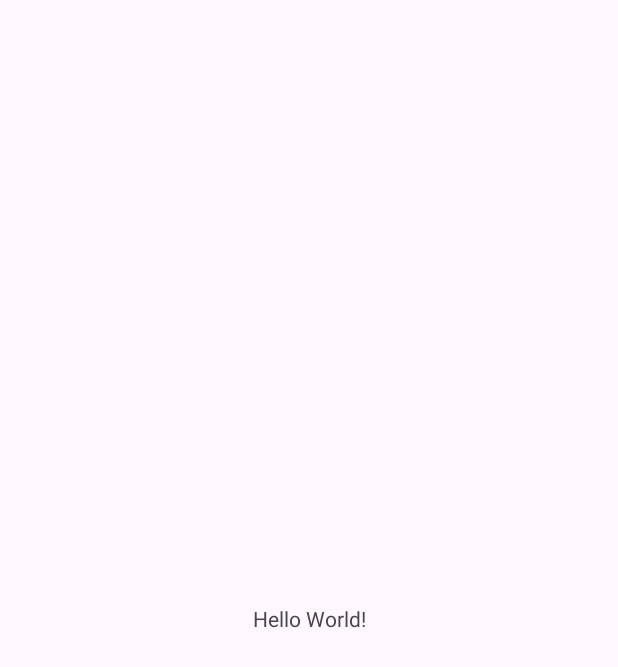
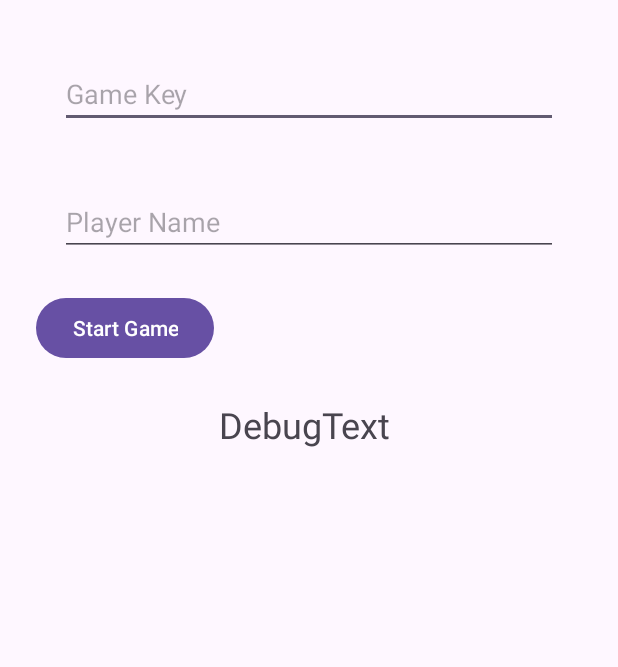
Before and after one commit to MateuszOskedraFHNWAccount/BattleshipClient, an Android app: the screen it shows after launch (MainActivity), on a phone screen of 412 x 824 dp. Before the commit the part shown is almost empty. Shown: the top 667 px of the screen. Run offline under Robolectric (Android 15) with nearby library versions, the phone set to English and light mode, and no system bars; 6 statements that could not run were skipped.

```diff
--- a/AndroidStudio/app/build.gradle.kts
+++ b/AndroidStudio/app/build.gradle.kts
@@ -36,7 +36,9 @@ android {
 }
 
 dependencies {
-
+    implementation("com.squareup.okhttp3:okhttp:4.12.0")
+    implementation("com.squareup.retrofit2:retrofit:2.9.0")
+    implementation("com.squareup.retrofit2:converter-gson:2.9.0")
     implementation(libs.androidx.core.ktx)
     implementation(libs.androidx.appcompat)
     implementation(libs.material)
--- a/AndroidStudio/app/src/main/AndroidManifest.xml
+++ b/AndroidStudio/app/src/main/AndroidManifest.xml
@@ -11,6 +11,7 @@
         android:roundIcon="@mipmap/ic_launcher_round"
         android:supportsRtl="true"
         android:theme="@style/Theme.BattleshipClient"
+        android:usesCleartextTraffic="true"
         tools:targetApi="31">
         <activity
             android:name=".MainActivity"
@@ -22,5 +23,6 @@
             </intent-filter>
         </activity>
     </application>
+    <uses-permission android:name="android.permission.INTERNET"/>
 
 </manifest>
--- a/AndroidStudio/app/src/main/java/com/mateusz/battleshipclient/MainActivity.kt
+++ b/AndroidStudio/app/src/main/java/com/mateusz/battleshipclient/MainActivity.kt
@@ -1,20 +1,89 @@
 package com.mateusz.battleshipclient
 
+import androidx.appcompat.app.AppCompatActivity
 import android.os.Bundle
-import androidx.activity.enableEdgeToEdge
-import androidx.appcompat.app.AppCompatActivity
-import androidx.core.view.ViewCompat
-import androidx.core.view.WindowInsetsCompat
+import android.view.View
+import android.widget.Button
+import android.widget.EditText
+import android.widget.TextView
 
-class MainActivity : AppCompatActivity() {
+import com.mateusz.battleshipclient.network.ApiClient
+import kotlinx.coroutines.launch
+import androidx.lifecycle.lifecycleScope
+/*
+import com.example.battleships_mateusz_sander.defaultShips
+import com.example.battleships_mateusz_sander.lobbyPlayers
+import com.example.battleships_mateusz_sander.model.JoinGameRequest
+import okhttp3.Call
+import okhttp3.Callback
+import okhttp3.OkHttpClient
+import okhttp3.Request
+import okhttp3.Response
+import java.io.IOException
+ */
+
+class MainActivity : AppCompatActivity() , View.OnClickListener {
+
+    lateinit var btnAdd : Button
+    lateinit var btnSub : Button
+    lateinit var btnMultiply : Button
+    lateinit var btnDivision : Button
+    lateinit var etA : EditText
+    lateinit var etB : EditText
+    lateinit var resultTv : TextView
+
     override fun onCreate(savedInstanceState: Bundle?) {
         super.onCreate(savedInstanceState)
-        enableEdgeToEdge()
         setContentView(R.layout.activity_main)
-        ViewCompat.setOnApplyWindowInsetsListener(findViewById(R.id.main)) { v, insets ->
-            val systemBars = insets.getInsets(WindowInsetsCompat.Type.systemBars())
-            v.setPadding(systemBars.left, systemBars.top, systemBars.right, systemBars.bottom)
-            insets
+        btnAdd = findViewById(R.id.btn_add)
+        etA = findViewById(R.id.et_a)
+        etB = findViewById(R.id.et_b)
+        resultTv = findViewById(R.id.result_tv)
+
+        btnAdd.setOnClickListener(this)
+        btnSub.setOnClickListener(this)
+        btnMultiply.setOnClickListener(this)
+        btnDivision.setOnClickListener(this)
+
+
+
+    }
+
+    override fun onClick(v: View?) {
+        // Check Server connection
+        lifecycleScope.launch {
+            val connected = checkServerConnection()
+            if (connected) {
+                resultTv.text = "Server OK"
+            } else {
+                resultTv.text = "Server failed"
+                showServerDialog("Connection Error")
+            }
+        }
+
+
+    }
+
+    suspend fun checkServerConnection(): Boolean {
+        return try {
+            ApiClient.api.ping()
+            true
+        } catch (e: Exception) {
+            false
         }
     }
+
+    private fun showServerDialog(title: String) {
+        androidx.appcompat.app.AlertDialog.Builder(this)
+            .setTitle(title)
+            .setMessage("Server connection failed.")
+            .setPositiveButton("OK", null)
+            .show()
+    }
+
+
+
+
+
+
 }
--- /dev/null
+++ b/AndroidStudio/app/src/main/java/com/mateusz/battleshipclient/model/EnemyFireRequest.kt
@@ -0,0 +1,6 @@
+package com.example.battleships_mateusz_sander.model
+
+data class EnemyFireRequest(
+    val player: String,
+    val gamekey: String
+)
--- /dev/null
+++ b/AndroidStudio/app/src/main/java/com/mateusz/battleshipclient/model/FireResponse.kt
@@ -0,0 +1,6 @@
+package com.example.battleships_mateusz_sander.model
+
+data class FireResponse(
+    val hit: Boolean,
+    val shipsSunk: List<String>
+)
--- a/AndroidStudio/app/src/main/res/layout/activity_main.xml
+++ b/AndroidStudio/app/src/main/res/layout/activity_main.xml
@@ -1,19 +1,51 @@
 <?xml version="1.0" encoding="utf-8"?>
-<androidx.constraintlayout.widget.ConstraintLayout xmlns:android="http://schemas.android.com/apk/res/android"
+<LinearLayout xmlns:android="http://schemas.android.com/apk/res/android"
     xmlns:app="http://schemas.android.com/apk/res-auto"
     xmlns:tools="http://schemas.android.com/tools"
-    android:id="@+id/main"
     android:layout_width="match_parent"
     android:layout_height="match_parent"
+    android:orientation="vertical"
+    android:layout_margin="20dp"
     tools:context=".MainActivity">
 
+    <EditText
+        android:id="@+id/et_a"
+        android:layout_width="match_parent"
+        android:layout_height="wrap_content"
+        android:layout_margin="20dp"
+        android:hint="Game Key" />
+
+    <EditText
+        android:id="@+id/et_b"
+        android:layout_width="match_parent"
+        android:layout_height="wrap_content"
+        android:layout_margin="20dp"
+        android:hint="Player Name" />
+
+    <LinearLayout
+        android:layout_width="match_parent"
+        android:layout_height="wrap_content"
+        android:orientation="horizontal">
+        <Button
+            android:layout_width="wrap_content"
+            android:layout_height="wrap_content"
+            android:id="@+id/btn_add"
+            android:layout_margin="4dp"
+            android:text="Start Game"/>
+
+
+
+    </LinearLayout>
+
     <TextView
-        android:layout_width="wrap_content"
+        android:layout_width="match_parent"
         android:layout_height="wrap_content"
-        android:text="Hello World!"
-        app:layout_constraintBottom_toBottomOf="parent"
-        app:layout_constraintEnd_toEndOf="parent"
-        app:layout_constraintStart_toStartOf="parent"
-        app:layout_constraintTop_toTopOf="parent" />
+        android:text="DebugText "
+        android:textSize="24sp"
+        android:layout_margin="20dp"
+        android:id="@+id/result_tv"
+        android:gravity="center"/>
 
-</androidx.constraintlayout.widget.ConstraintLayout>
+
+
+</LinearLayout>
```
Also changed, not shown: AndroidStudio/app/src/main/java/com/mateusz/battleshipclient/model/EnemyFireResponse.kt (added, +7 -0 lines), AndroidStudio/app/src/main/java/com/mateusz/battleshipclient/model/FireRequest.kt (added, +8 -0 lines), AndroidStudio/app/src/main/java/com/mateusz/battleshipclient/model/JoinGameRequest.kt (added, +7 -0 lines), AndroidStudio/app/src/main/java/com/mateusz/battleshipclient/model/Ship.kt (added, +8 -0 lines), AndroidStudio/app/src/main/java/com/mateusz/battleshipclient/network/ApiClient.kt (added, +21 -0 lines), AndroidStudio/app/src/main/java/com/mateusz/battleshipclient/network/BattleshipApi.kt (added, +20 -0 lines), 1 other file.
